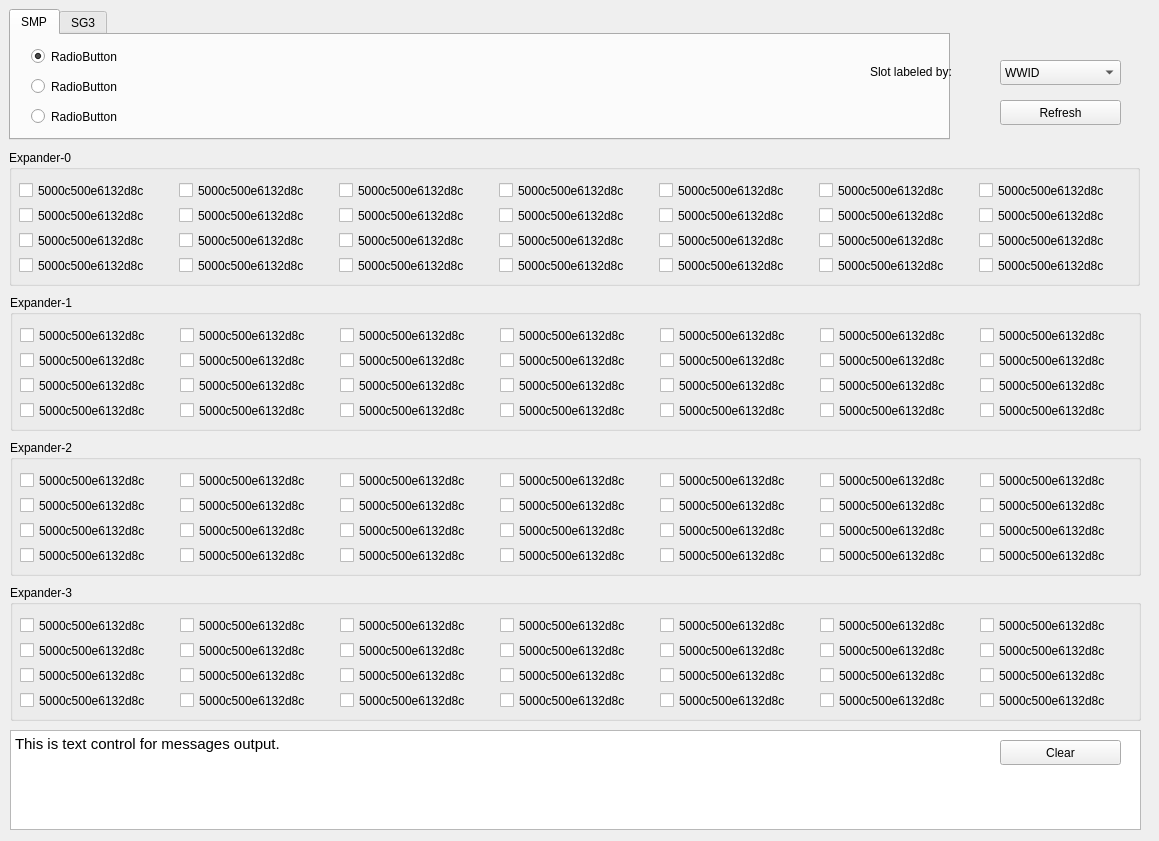
Old version of the form widget.ui in the repository JuihoChen/myDino.
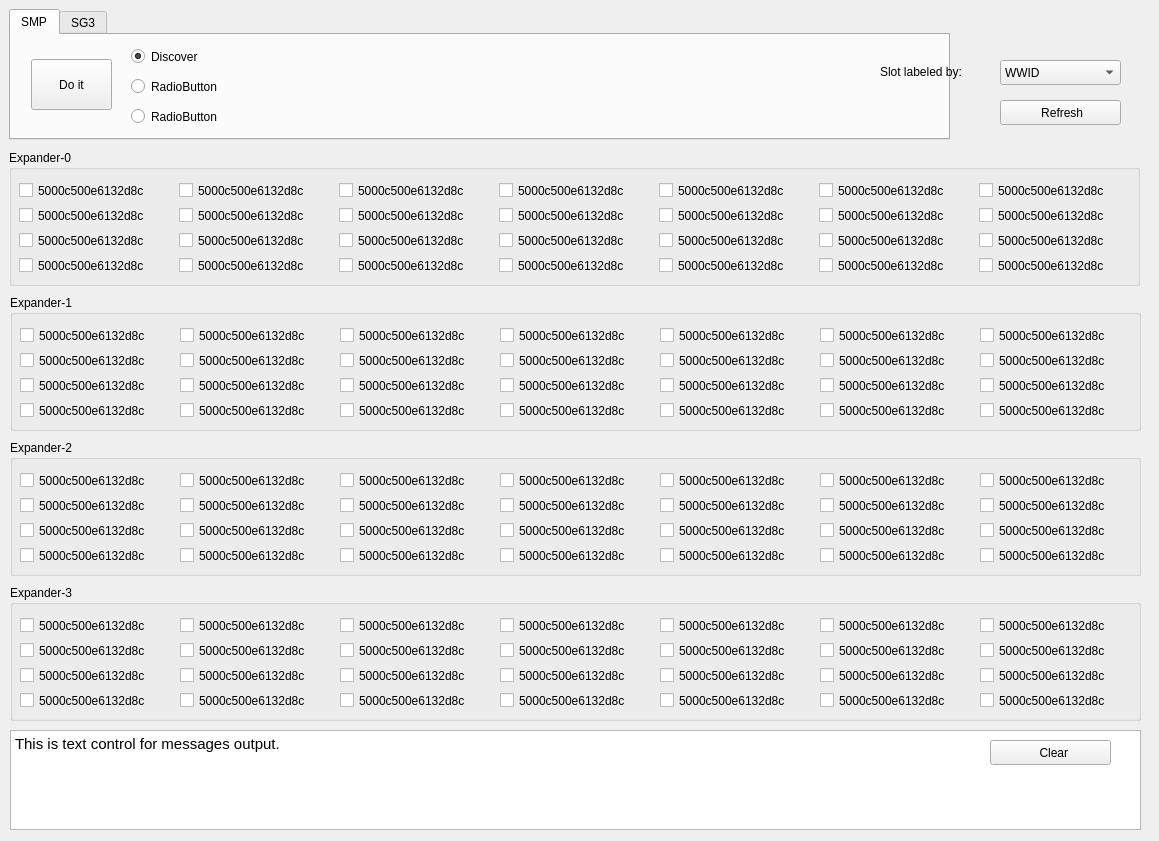
New version of the form. Icons and pictures are not drawn.

Commit message: [UPDATE] 1. new CPP/H files to add SMP discover          2. limit maximum height to tab control

What changed in the file:
```diff
--- a/widget.ui
+++ b/widget.ui
@@ -34,6 +34,12 @@
      <height>131</height>
     </size>
    </property>
+   <property name="maximumSize">
+    <size>
+     <width>16777215</width>
+     <height>131</height>
+    </size>
+   </property>
    <property name="currentIndex">
     <number>0</number>
    </property>
@@ -44,14 +50,14 @@
     <widget class="QRadioButton" name="radioButton">
      <property name="geometry">
       <rect>
-       <x>20</x>
+       <x>120</x>
        <y>10</y>
        <width>112</width>
        <height>23</height>
       </rect>
      </property>
      <property name="text">
-      <string>RadioButton</string>
+      <string>Discover</string>
      </property>
      <property name="checked">
       <bool>true</bool>
@@ -60,7 +66,7 @@
     <widget class="QRadioButton" name="radioButton_2">
      <property name="geometry">
       <rect>
-       <x>20</x>
+       <x>120</x>
        <y>40</y>
        <width>112</width>
        <height>23</height>
@@ -73,7 +79,7 @@
     <widget class="QRadioButton" name="radioButton_3">
      <property name="geometry">
       <rect>
-       <x>20</x>
+       <x>120</x>
        <y>70</y>
        <width>112</width>
        <height>23</height>
@@ -83,6 +89,19 @@
       <string>RadioButton</string>
      </property>
     </widget>
+    <widget class="QPushButton" name="btnSmpDoit">
+     <property name="geometry">
+      <rect>
+       <x>20</x>
+       <y>24</y>
+       <width>81</width>
+       <height>51</height>
+      </rect>
+     </property>
+     <property name="text">
+      <string>Do it</string>
+     </property>
+    </widget>
    </widget>
    <widget class="QWidget" name="tab_sg3">
     <property name="maximumSize">
@@ -1700,7 +1719,7 @@
   <widget class="QLabel" name="label">
    <property name="geometry">
     <rect>
-     <x>870</x>
+     <x>880</x>
      <y>62</y>
      <width>120</width>
      <height>20</height>
@@ -1720,7 +1739,7 @@
     </rect>
    </property>
    <property name="text">
-    <string>Refresh</string>
+    <string> Refresh</string>
    </property>
    <property name="icon">
     <iconset theme="view-refresh">
@@ -1730,14 +1749,14 @@
   <widget class="QPushButton" name="btnClearTB">
    <property name="geometry">
     <rect>
-     <x>1000</x>
+     <x>990</x>
      <y>740</y>
      <width>121</width>
      <height>25</height>
     </rect>
    </property>
    <property name="text">
-    <string>Clear</string>
+    <string>  Clear</string>
    </property>
    <property name="icon">
     <iconset theme="document-new">
```
Left out of the diff: 2 changed lines with no effect on the pictures. The commit also changes 6 other files.
